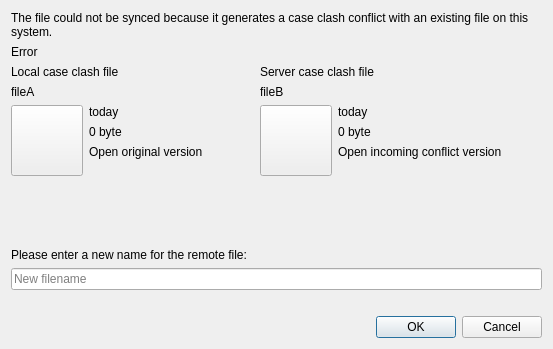
Before: the Qt Designer form src/gui/caseclashfilenamedialog.ui in nextcloud/desktop, drawn with Qt 5.
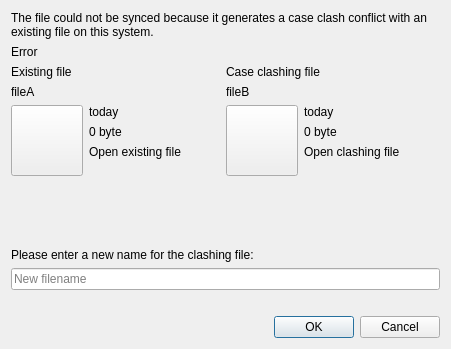
After: the same form once the commit is applied.

Commit message: Improve wording in the case clash resolution dialog

Patch:
```diff
--- a/src/gui/caseclashfilenamedialog.ui
+++ b/src/gui/caseclashfilenamedialog.ui
@@ -6,7 +6,7 @@
    <rect>
     <x>0</x>
     <y>0</y>
-    <width>553</width>
+    <width>451</width>
     <height>349</height>
    </rect>
   </property>
@@ -50,7 +50,7 @@
        <item>
         <widget class="QLabel" name="label_2">
          <property name="text">
-          <string>Local case clash file</string>
+          <string>Existing file</string>
          </property>
         </widget>
        </item>
@@ -118,7 +118,7 @@
            <item>
             <widget class="QLabel" name="localVersionLink">
              <property name="text">
-              <string>Open original version</string>
+              <string>Open existing file</string>
              </property>
             </widget>
            </item>
@@ -162,7 +162,7 @@
        <item>
         <widget class="QLabel" name="label_5">
          <property name="text">
-          <string>Server case clash file</string>
+          <string>Case clashing file</string>
          </property>
         </widget>
        </item>
@@ -224,7 +224,7 @@
            <item>
             <widget class="QLabel" name="remoteVersionLink">
              <property name="text">
-              <string>Open incoming conflict version</string>
+              <string>Open clashing file</string>
              </property>
             </widget>
            </item>
@@ -265,7 +265,7 @@
    <item>
     <widget class="QLabel" name="label">
      <property name="text">
-      <string>Please enter a new name for the remote file:</string>
+      <string>Please enter a new name for the clashing file:</string>
      </property>
      <property name="alignment">
       <set>Qt::AlignLeading|Qt::AlignLeft|Qt::AlignTop</set>
```
The commit also changes 1 other file.
